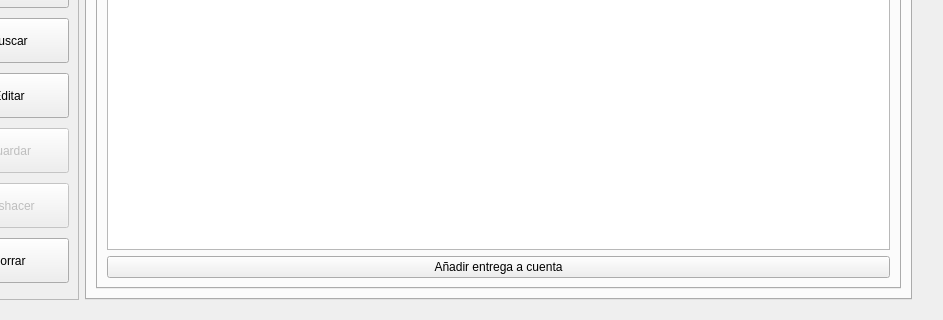
Before: the Qt Designer form Zona_Compras/frmproveedores.ui in arcnexus/RedFoX, drawn with Qt 5; both pictures show x 81 to 1024 and y 221 to 541 of the 1024 by 541 pixel window.
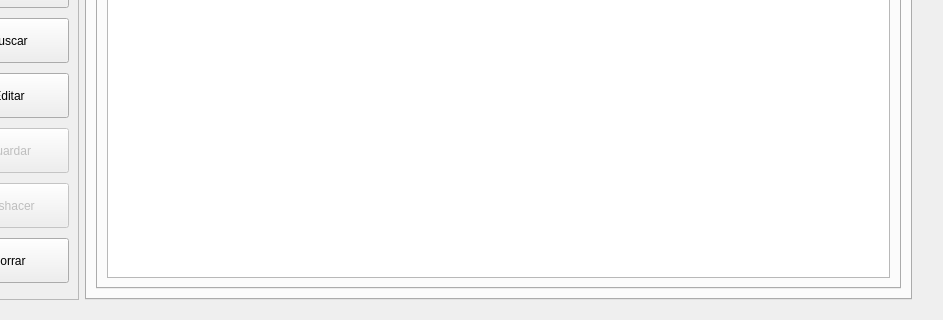
After: the same form once the commit is applied. The open tabs and pages were chosen to show the change. Icons and pictures are not drawn. Custom widgets are drawn as their Qt base class.

Diff of the .ui file:
```diff
--- a/Zona_Compras/frmproveedores.ui
+++ b/Zona_Compras/frmproveedores.ui
@@ -2048,7 +2048,7 @@
                <string>Entregas a cuenta</string>
               </attribute>
               <layout class="QGridLayout" name="gridLayout_25">
-               <item row="0" column="0" rowspan="2" colspan="3">
+               <item row="0" column="0" rowspan="2" colspan="2">
                 <widget class="QTableView" name="tabla_entregas">
                  <property name="alternatingRowColors">
                   <bool>true</bool>
@@ -2067,29 +2067,6 @@
                  </attribute>
                 </widget>
                </item>
-               <item row="2" column="0" colspan="3">
-                <widget class="QPushButton" name="btnAnadirEntrega">
-                 <property name="sizePolicy">
-                  <sizepolicy hsizetype="Minimum" vsizetype="Fixed">
-                   <horstretch>0</horstretch>
-                   <verstretch>0</verstretch>
-                  </sizepolicy>
-                 </property>
-                 <property name="text">
-                  <string>Añadir entrega a cuenta</string>
-                 </property>
-                 <property name="icon">
-                  <iconset resource="../maya.qrc">
-                   <normaloff>:/Icons/PNG/add.png</normaloff>:/Icons/PNG/add.png</iconset>
-                 </property>
-                 <property name="iconSize">
-                  <size>
-                   <width>17</width>
-                   <height>17</height>
-                  </size>
-                 </property>
-                </widget>
-               </item>
               </layout>
              </widget>
             </widget>
```
Left out of the diff: 27 changed lines with no effect on the pictures.
